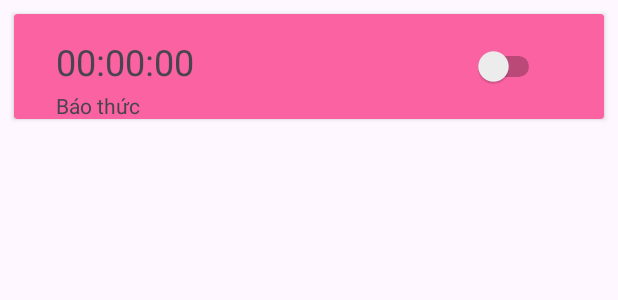
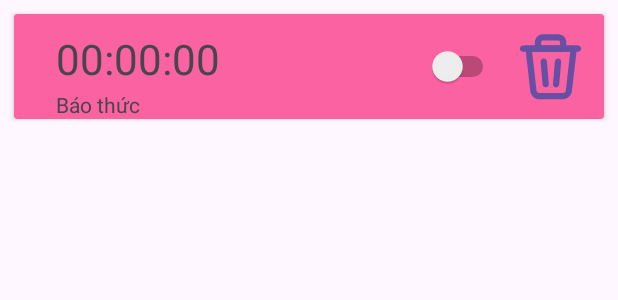
Before and after one commit to t4i-dev/Clock_Application, an Android app: the layout card_design.xml on its own in the app's theme, with its tools: preview values and no code run, on a phone screen of 412 x 824 dp. Shown: the top 300 px of the screen. Run offline under Robolectric (Android 15) with nearby library versions, the phone set to English and light mode, and no system bars.

Commit message:
commit before pull

```diff
--- a/app/src/main/res/drawable/button_cross.xml
+++ b/app/src/main/res/drawable/button_cross.xml
@@ -1,4 +1,21 @@
-<?xml version="1.0" encoding="utf-8"?>
-<selector xmlns:android="http://schemas.android.com/apk/res/android">
-
-</selector>
+<vector xmlns:android="http://schemas.android.com/apk/res/android"
+    android:width="24dp"
+    android:height="24dp"
+    android:viewportWidth="24"
+    android:viewportHeight="24">
+    <path
+        android:fillColor="#FF231F20"
+        android:pathData="M20.79 7.28H3.21c-0.27 0-0.52-0.1-0.7-0.3-0.2-0.18-0.3-0.43-0.3-0.7 0-0.27 0.1-0.52 0.3-0.7 0.18-0.2 0.43-0.3 0.7-0.3h17.58c0.27 0 0.52 0.1 0.7 0.3 0.2 0.18 0.3 0.43 0.3 0.7 0 0.27-0.1 0.52-0.3 0.7-0.18 0.2-0.43 0.3-0.7 0.3Z"/>
+    <path
+        android:fillColor="#FF231F20"
+        android:pathData="M17.06 7.28H7v-3c0-0.35 0.06-0.69 0.2-1.01 0.12-0.32 0.32-0.61 0.56-0.86 0.25-0.24 0.54-0.43 0.86-0.56 0.32-0.13 0.66-0.2 1.01-0.19h4.85c0.68 0 1.34 0.28 1.82 0.76s0.76 1.14 0.76 1.82v3.04Zm-8-2h6v-1c0-0.15-0.06-0.3-0.17-0.41-0.1-0.1-0.26-0.17-0.41-0.17H9.63C9.48 3.69 9.33 3.74 9.2 3.84 9.1 3.94 9.01 4.1 9 4.24l0.06 1.04Z"/>
+    <path
+        android:fillColor="#FF231F20"
+        android:pathData="M10.45 18.68c-0.25 0-0.5-0.1-0.68-0.26-0.18-0.17-0.3-0.4-0.32-0.65l-0.61-7.25C8.82 10.25 8.9 9.99 9.07 9.79c0.17-0.2 0.42-0.33 0.68-0.35 0.27-0.03 0.53 0.06 0.74 0.23 0.2 0.17 0.33 0.41 0.35 0.68l0.62 7.25c0.02 0.26-0.06 0.53-0.23 0.73-0.17 0.2-0.42 0.33-0.68 0.35h-0.1Z"/>
+    <path
+        android:fillColor="#FF231F20"
+        android:pathData="M13.77 18.68h-0.08c-0.26-0.02-0.5-0.15-0.68-0.35-0.17-0.2-0.25-0.47-0.23-0.73l0.63-7.25c0.02-0.27 0.15-0.51 0.35-0.68 0.2-0.17 0.47-0.26 0.73-0.23 0.27 0.02 0.52 0.14 0.69 0.35 0.17 0.2 0.25 0.46 0.23 0.73l-0.63 7.25c-0.02 0.25-0.14 0.48-0.33 0.65-0.18 0.17-0.43 0.26-0.68 0.26Z"/>
+    <path
+        android:fillColor="#FF231F20"
+        android:pathData="M16 22.46H8.42c-0.71 0-1.4-0.26-1.94-0.74-0.53-0.47-0.87-1.13-0.95-1.84L3.87 5.28h16.69l-1.72 14.61c-0.08 0.7-0.41 1.35-0.94 1.82-0.52 0.47-1.2 0.74-1.9 0.75ZM6.11 7.28l1.41 12.38c0.03 0.22 0.13 0.42 0.3 0.57 0.16 0.15 0.38 0.23 0.6 0.23H16c0.22 0 0.44-0.08 0.6-0.23 0.17-0.14 0.28-0.35 0.3-0.57l1.41-12.38H6.11Z"/>
+</vector>
--- a/app/src/main/res/layout/card_design.xml
+++ b/app/src/main/res/layout/card_design.xml
@@ -3,7 +3,7 @@
     xmlns:app="http://schemas.android.com/apk/res-auto"
     xmlns:tools="http://schemas.android.com/tools"
     android:layout_width="match_parent"
-    android:layout_height="match_parent"
+    android:layout_height="wrap_content"
     tools:layout_editor_absoluteX="-25dp"
     tools:layout_editor_absoluteY="-319dp">
 
@@ -13,29 +13,30 @@
         android:layout_margin="9dp"
 
         android:layout_marginStart="9dp"
-        android:layout_marginTop="618dp"
         android:layout_marginEnd="9dp"
         android:backgroundTint="@color/rectangle_5_color"
+        app:layout_constraintBottom_toBottomOf="parent"
         app:layout_constraintEnd_toEndOf="parent"
         app:layout_constraintStart_toStartOf="parent"
         app:layout_constraintTop_toTopOf="parent">
 
         <androidx.constraintlayout.widget.ConstraintLayout
             android:layout_width="match_parent"
-            android:layout_height="match_parent">
+            android:layout_height="match_parent"
+            android:backgroundTint="#FFEB3B">
 
             <TextView
-                android:id="@+id/textView4"
+                android:id="@+id/textTime"
                 android:layout_width="wrap_content"
                 android:layout_height="wrap_content"
                 android:layout_marginStart="28dp"
-                android:layout_marginTop="16dp"
                 android:layout_marginBottom="2dp"
                 android:text="@string/timer_initial"
-                android:textSize="24sp"
+                android:textSize="28sp"
                 app:layout_constraintBottom_toTopOf="@+id/textView5"
                 app:layout_constraintStart_toStartOf="parent"
-                app:layout_constraintTop_toTopOf="parent" />
+                app:layout_constraintTop_toTopOf="parent"
+                app:layout_constraintVertical_bias="1.0" />
 
             <TextView
                 android:id="@+id/textView5"
@@ -49,16 +50,33 @@
                 app:layout_constraintEnd_toStartOf="@+id/switch3"
                 app:layout_constraintHorizontal_bias="0.0"
                 app:layout_constraintStart_toStartOf="parent"
-                app:layout_constraintTop_toBottomOf="@+id/textView4" />
+                app:layout_constraintTop_toBottomOf="@+id/textView10" />
 
             <Switch
                 android:id="@+id/switch3"
                 android:layout_width="70dp"
                 android:layout_height="70dp"
+                android:layout_marginStart="129dp"
+                app:layout_constraintBottom_toBottomOf="parent"
+                app:layout_constraintEnd_toStartOf="@+id/button2"
+                app:layout_constraintStart_toEndOf="@+id/textTime"
+                app:layout_constraintTop_toTopOf="parent" />
+
+            <Button
+                android:id="@+id/button2"
+                android:layout_width="50dp"
+                android:layout_height="50dp"
+                android:layout_marginStart="9dp"
+                android:layout_marginTop="10dp"
+                android:layout_marginEnd="24dp"
+                android:layout_marginBottom="10dp"
+                android:background="@drawable/button_cross"
+                android:backgroundTint="@color/black"
+                app:layout_constraintBottom_toBottomOf="parent"
                 app:layout_constraintEnd_toEndOf="parent"
-                app:layout_constraintHorizontal_bias="0.808"
-                app:layout_constraintStart_toEndOf="@+id/textView4"
-                app:layout_constraintTop_toTopOf="parent" />
+                app:layout_constraintStart_toEndOf="@+id/switch3"
+                app:layout_constraintTop_toTopOf="parent"
+                app:layout_constraintVertical_bias="1.0"></Button>
 
         </androidx.constraintlayout.widget.ConstraintLayout>
     </androidx.cardview.widget.CardView>
```
Also changed, not shown: app/src/main/java/com/example/clockapplication/AlarmPage.java (+16 -8 lines), app/src/main/java/com/example/clockapplication/RecyclerAdapter.java (+50 -1 lines), app/src/main/res/layout/activity_alarm_page.xml (+4 -3 lines).
